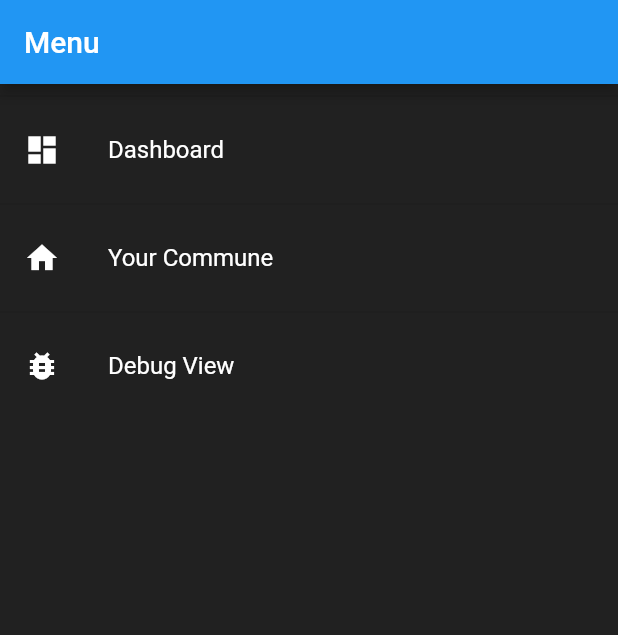
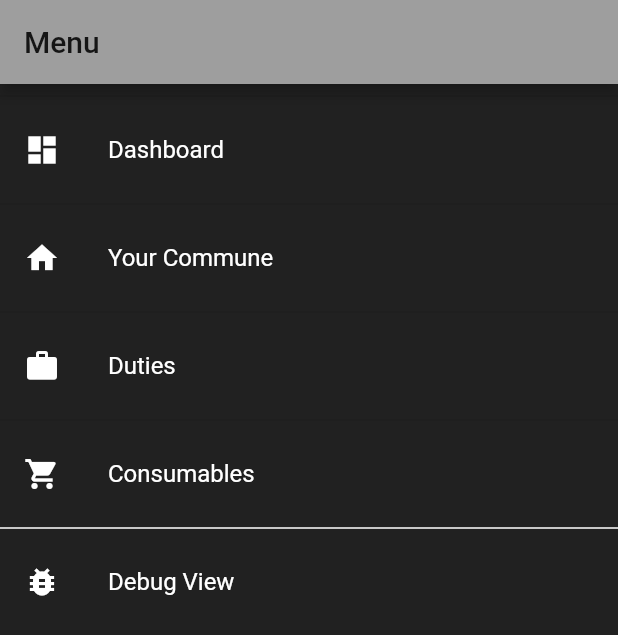
Before and after one commit to flofuenf/Software-Engineering, a Flutter app: the MenuDrawer screen opened directly, on a phone screen of 412 x 824 dp. Shown: the top 635 px of the screen. Run offline on Flutter 3.47's test engine with Material 2 defaults, Android fonts, the phone set to English and light mode, and no system bars; our stand-ins replace shared_preferences; accounts and stored records are empty.

Commit message:
display duties

```diff
--- a/app/lib/models/member.dart
+++ b/app/lib/models/member.dart
@@ -9,7 +9,7 @@ class Member {
   Member({
     @required this.uid,
     @required this.name,
-    @required this.created,
-    @required this.birth,
+    this.created,
+    this.birth,
   });
 }
--- a/app/lib/providers/app_state.dart
+++ b/app/lib/providers/app_state.dart
@@ -20,6 +20,10 @@ class AppState with ChangeNotifier {
 
   bool get isLoaded {
     return (user != null && commune != null);
+  }
+
+  String get comID{
+    return commune.uid;
   }
 
   Future<void> initApp() async {
--- a/app/lib/widgets/menu_drawer.dart
+++ b/app/lib/widgets/menu_drawer.dart
@@ -52,6 +52,43 @@ class MenuDrawer extends StatelessWidget {
                 Divider(),
                 ListTile(
                   leading: Icon(
+                    Icons.work,
+                    color: Colors.white,
+                  ),
+                  title: Text(
+                    "Duties",
+                    style: TextStyle(
+                      color: Colors.white,
+                    ),
+                  ),
+                  onTap: () {
+                    Navigator.of(context).pop();
+                    Navigator.of(context).pushReplacementNamed('/duties');
+                  },
+                ),
+                Divider(),
+                ListTile(
+                  leading: Icon(
+                    Icons.shopping_cart,
+                    color: Colors.white,
+                  ),
+                  title: Text(
+                    "Consumables",
+                    style: TextStyle(
+                      color: Colors.white,
+                    ),
+                  ),
+                  onTap: () {
+                    Navigator.of(context).pop();
+                    Navigator.of(context).pushReplacementNamed('/consumables');
+                  },
+                ),
+                Divider(
+                  thickness: 1.0,
+                  color: Colors.white,
+                ),
+                ListTile(
+                  leading: Icon(
                     Icons.bug_report,
                     color: Colors.white,
                   ),
```
Also changed, not shown: app/lib/main.dart (+13 -3 lines), app/lib/providers/duties.dart (added, +57 -0 lines), app/lib/screens/consumables.dart (added, +19 -0 lines), app/lib/screens/duties_screen.dart (added, +95 -0 lines), 3 other files.
